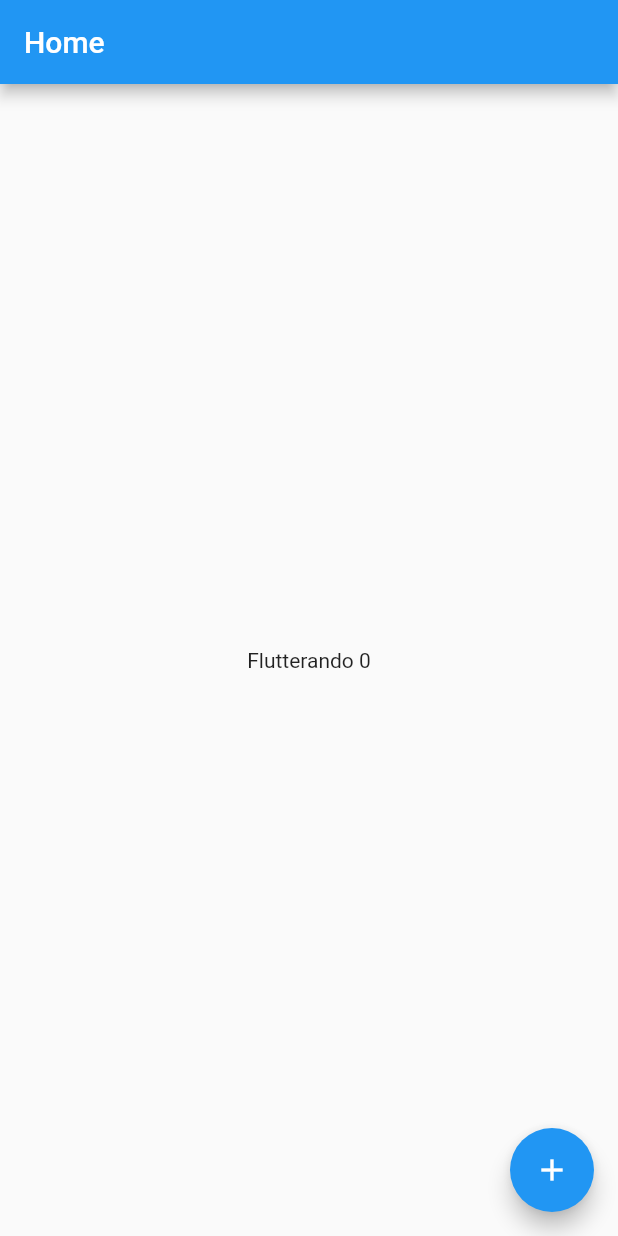
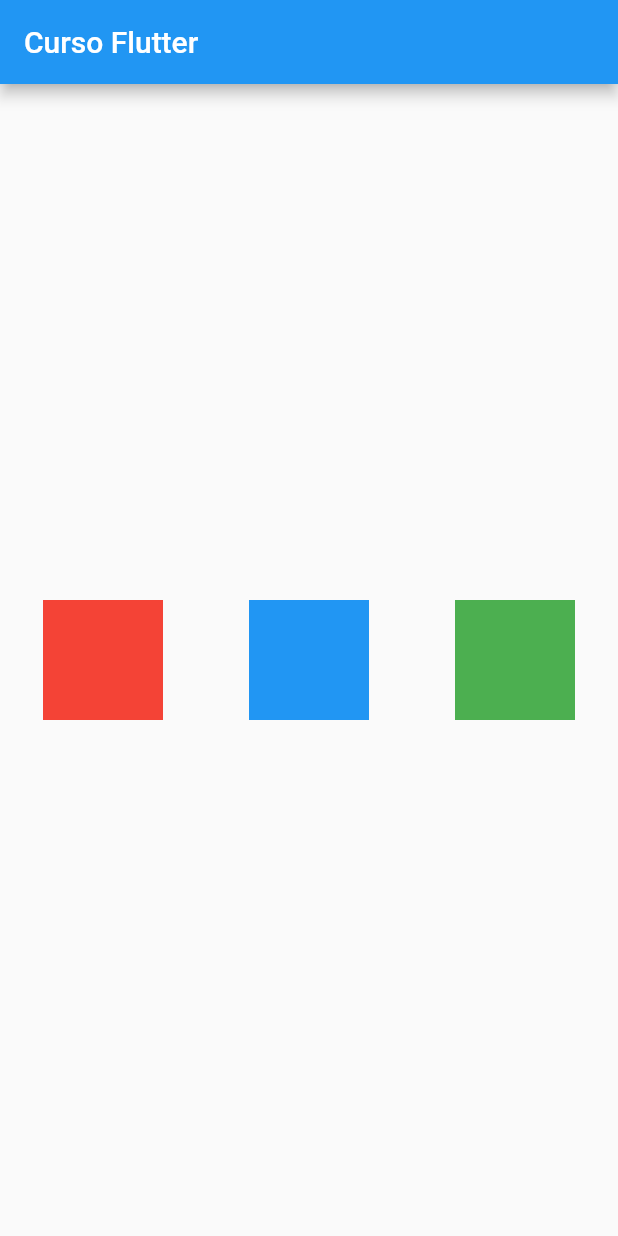
Before and after one commit to MichaelACosta/flutterando_course, a Flutter app: the screen it shows after launch, on a phone screen of 412 x 824 dp. Run offline on Flutter 3.47's test engine with Material 2 defaults, Android fonts, the phone set to English and light mode, and no system bars.

Commit message:
using column and row
Signed-off-by: Michael Costa <macosta@inf.ufpel.edu.br>

```diff
--- a/lib/home_page.dart
+++ b/lib/home_page.dart
@@ -13,18 +13,32 @@ class _HomePageState extends State<HomePage> {
   Widget build(BuildContext context) {
     return Scaffold(
       appBar: AppBar(
-        title: const Text('Home'),
+        title: const Text('Curso Flutter'),
       ),
-      body: Center(
-          child: Text('Flutterando $counter'),
-      ),
-      floatingActionButton: FloatingActionButton(
-        child: const Icon(Icons.add),
-        onPressed: () {
-          setState(() {
-            counter++;
-          });
-        },
+      body: SizedBox(
+          width: double.infinity,
+          height: double.infinity,
+          child: Row(
+            mainAxisAlignment: MainAxisAlignment.spaceAround,
+            crossAxisAlignment: CrossAxisAlignment.center,
+            children: [
+              Container(
+                width: 80,
+                height: 80,
+                color: Colors.red,
+              ),
+              Container(
+                width: 80,
+                height: 80,
+                color: Colors.blue,
+              ),
+              Container(
+                width: 80,
+                height: 80,
+                color: Colors.green,
+              )
+            ],
+            ),
       ),
     );
   }
```
